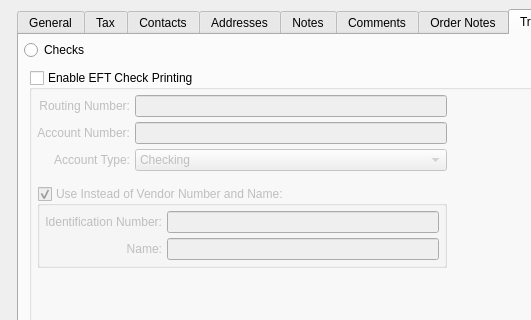
Qt form guiclient/vendor.ui (Pegasus-RPG/xtuple-client) before a commit; both pictures show x 0 to 531 and y 112 to 432 of the 800 by 600 pixel window.
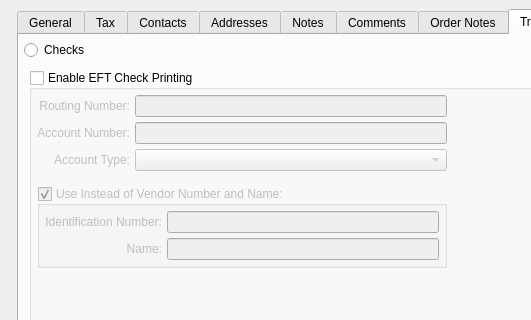
The same form after that commit. The open tabs and pages were chosen to show the change. Custom widgets are drawn as their Qt base class.

Diff of the .ui file:
```diff
--- a/guiclient/vendor.ui
+++ b/guiclient/vendor.ui
@@ -1036,16 +1036,6 @@
                 </item>
                 <item row="2" column="1">
                  <widget class="XComboBox" name="_accountType">
-                  <item>
-                   <property name="text">
-                    <string>Checking</string>
-                   </property>
-                  </item>
-                  <item>
-                   <property name="text">
-                    <string>Savings</string>
-                   </property>
-                  </item>
                  </widget>
                 </item>
                 <item row="4" column="0" colspan="2">
```
